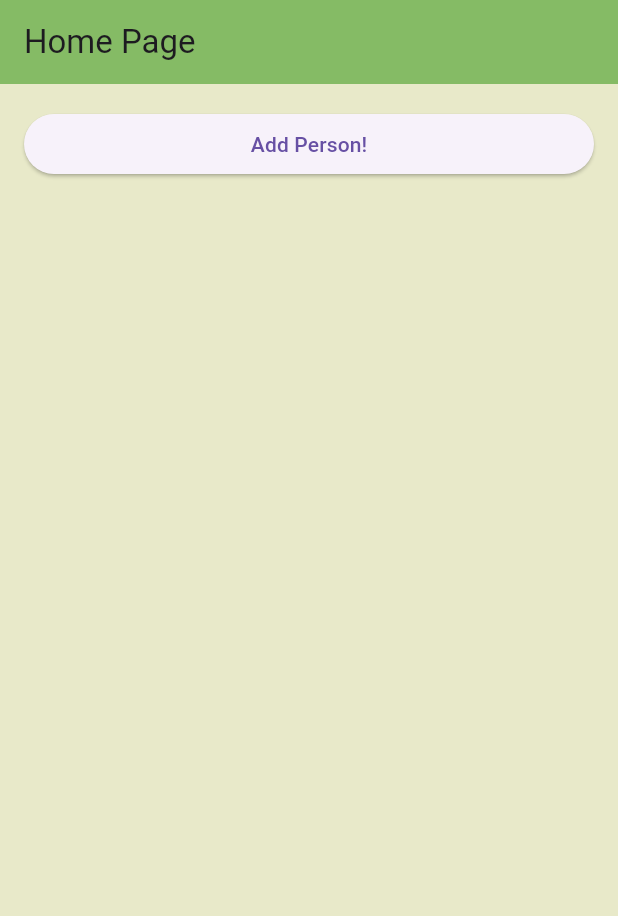
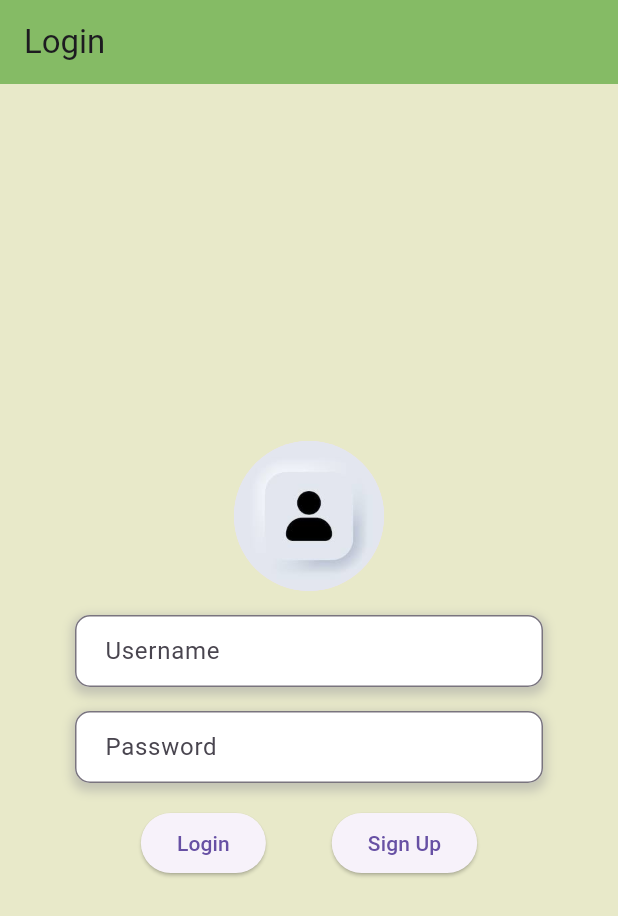
Before and after one commit to AdnanKhan29/MONEY_TRACKING_APP, a Flutter app: the screen it shows after launch, on a phone screen of 412 x 824 dp. Shown: the top 916 px of the screen. Run offline on Flutter 3.47's test engine with Material 3 defaults, Android fonts, the phone set to English and light mode, and no system bars.

Commit message:
added login signup page

```diff
--- a/lib/home_page.dart
+++ b/lib/home_page.dart
@@ -28,12 +28,12 @@ class _HomePageState extends State<HomePage> {
 
                 // Check if result is not null
                 if (result != null) {
-                  // Retrieve submitted data and set default spending
+                  // Retrieve submitted data and set default current
                   setState(() {
                     _persons.add({
                       'name': result['name'],
                       'age': result['age'],
-                      'spending': 0, // Default spending value
+                      'current': 0, // Default current value
                     });
                   });
                 }
@@ -59,7 +59,7 @@ class _HomePageState extends State<HomePage> {
                         SizedBox(height: 8),
                         Text('Age: ${person['age']}', style: TextStyle(fontSize: 16)),
                         SizedBox(height: 8),
-                        Text('Spending: ${person['spending']}', style: TextStyle(fontSize: 16)),
+                        Text('current: ${person['current']}', style: TextStyle(fontSize: 16)),
                         SizedBox(height: 8),
                         ElevatedButton(
                           onPressed: () {
@@ -87,14 +87,15 @@ class _HomePageState extends State<HomePage> {
                                     ),
                                     TextButton(
                                       onPressed: () {
-                                        // Add money to spending
+                                        // Add money to current
                                         setState(() {
-                                          person['spending'] += moneyToAdd;
+                                          person['current'] += moneyToAdd;
                                         });
                                         Navigator.pop(context);
                                       },
                                       child: Text('Submit'),
                                     ),
+
                                   ],
                                 );
                               },
--- /dev/null
+++ b/lib/login.dart
@@ -0,0 +1,138 @@
+import 'package:flutter/material.dart';
+import 'package:moneytracker/home_page.dart'; // Import your home page file
+import 'package:moneytracker/signup.dart'; // Import your signup page file
+
+class LoginPage extends StatefulWidget {
+  @override
+  _LoginPageState createState() => _LoginPageState();
+}
+
+class _LoginPageState extends State<LoginPage> {
+  TextEditingController _usernameController = TextEditingController();
+  TextEditingController _passwordController = TextEditingController();
+
+  @override
+  Widget build(BuildContext context) {
+    return Scaffold(
+      appBar: AppBar(
+        title: Text('Login'),
+        backgroundColor: Color(0xff85bb65),
+      ),
+      body: Center(
+        child: Padding(
+          padding: EdgeInsets.all(50.0),
+          child: Column(
+            mainAxisAlignment: MainAxisAlignment.center,
+            children: <Widget>[
+              CircleAvatar(
+                radius: 50.0,
+                backgroundImage: AssetImage('assets/login_avatar.jpeg'),
+              ),
+              SizedBox(height: 16.0),
+              Container(
+                decoration: BoxDecoration(
+                  borderRadius: BorderRadius.circular(10.0),
+                  color: Colors.white,
+                  boxShadow: [
+                    BoxShadow(
+                      color: Colors.grey.withOpacity(0.5),
+                      spreadRadius: 2,
+                      blurRadius: 5,
+                      offset: Offset(0, 3),
+                    ),
+                  ],
+                ),
+                child: TextField(
+                  controller: _usernameController,
+                  decoration: InputDecoration(
+                    labelText: 'Username',
+                    border: OutlineInputBorder(
+                      borderRadius: BorderRadius.circular(10.0),
+                    ),
+                    contentPadding: EdgeInsets.symmetric(horizontal: 16.0, vertical: 12.0),
+                  ),
+                ),
+              ),
+              SizedBox(height: 16.0),
+              Container(
+                decoration: BoxDecoration(
+                  borderRadius: BorderRadius.circular(10.0),
+                  color: Colors.white,
+                  boxShadow: [
+                    BoxShadow(
+                      color: Colors.grey.withOpacity(0.5),
+                      spreadRadius: 2,
+                      blurRadius: 5,
+                      offset: Offset(0, 3),
+                    ),
+                  ],
+                ),
+                child: TextField(
+                  controller: _passwordController,
+                  decoration: InputDecoration(
+                    labelText: 'Password',
+                    border: OutlineInputBorder(
+                      borderRadius: BorderRadius.circular(10.0),
+                    ),
+                    contentPadding: EdgeInsets.symmetric(horizontal: 16.0, vertical: 12.0),
+                  ),
+                  obscureText: true,
+                ),
+              ),
+              SizedBox(height: 16.0),
+              Row(
+                mainAxisAlignment: MainAxisAlignment.spaceEvenly,
+                children: <Widget>[
+                  ElevatedButton(
+                    onPressed: () {
+                      // Perform login logic here
+                      String username = _usernameController.text;
+                      String password = _passwordController.text;
+                      // For demonstration purposes, check if username and password are not empty
+                      if (username.isNotEmpty && password.isNotEmpty) {
+                        // Navigate to home page if login is successful
+                        Navigator.pushReplacement(
+                          context,
+                          MaterialPageRoute(builder: (context) => HomePage()),
+                        );
+                      } else {
+                        // Show error message if username or password is empty
+                        showDialog(
+                          context: context,
+                          builder: (context) => AlertDialog(
+                            title: Text('Error'),
+                            content: Text('Please enter both username and password.'),
+                            actions: <Widget>[
+                              TextButton(
+                                onPressed: () {
+                                  Navigator.of(context).pop();
+                                },
+                                child: Text('OK'),
+                              ),
+                            ],
+                          ),
+                        );
+                      }
+                    },
+                    child: Text('Login'),
+                  ),
+                  ElevatedButton(
+                    onPressed: () {
+                      // Navigate to signup page
+                      Navigator.push(
+                        context,
+                        MaterialPageRoute(builder: (context) => SignupPage()),
+                      );
+                    },
+                    child: Text('Sign Up'),
+                  ),
+                ],
+              ),
+            ],
+          ),
+        ),
+      ),
+      backgroundColor: Color(0xffe8e9c9),
+    );
+  }
+}
--- a/pubspec.yaml
+++ b/pubspec.yaml
@@ -61,6 +61,7 @@ flutter:
 
   assets:
     - assets/home_image.png
+    - assets/login_avatar.jpeg
   # To add assets to your application, add an assets section, like this:
   # assets:
   #   - images/a_dot_burr.jpeg
```
Also changed, not shown: lib/form_page.dart (+43 -2 lines), lib/landing_page.dart (+6 -5 lines), lib/signup.dart (added, +130 -0 lines), assets/login_avatar.jpeg (added).
